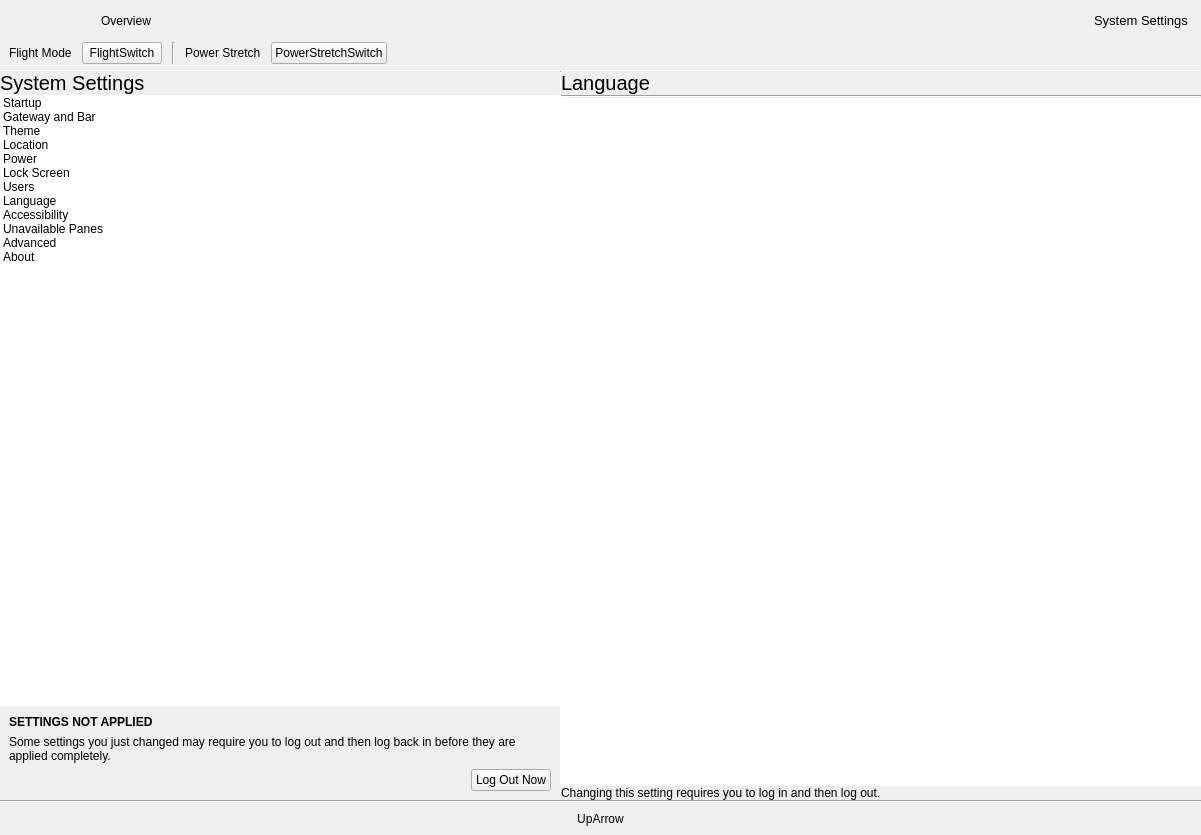
Before: the Qt Designer form shell/infopanedropdown.ui in vicr123/theshell, drawn with Qt 5.
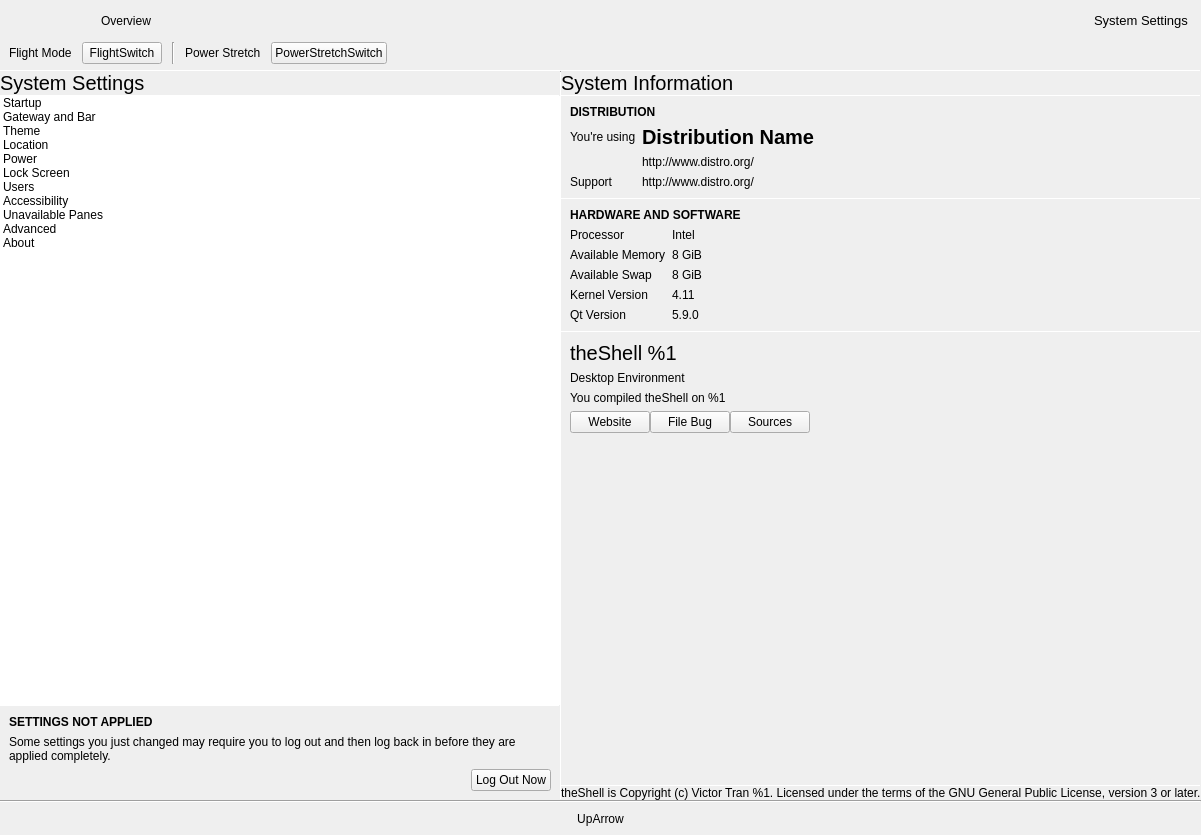
After: the same form once the commit is applied. The open tabs and pages were chosen to show the change. Icons and pictures are not drawn. Custom widgets are drawn as their Qt base class.

Commit message: New Locale pane

```diff
--- a/shell/infopanedropdown.ui
+++ b/shell/infopanedropdown.ui
@@ -467,15 +467,6 @@
                       <normaloff>.</normaloff>.</iconset>
                     </property>
                    </item>
-                   <item>
-                    <property name="text">
-                     <string>Language</string>
-                    </property>
-                    <property name="icon">
-                     <iconset theme="preferences-system-locale">
-                      <normaloff>.</normaloff>.</iconset>
-                    </property>
-                   </item>
                    <item>
                     <property name="text">
                      <string>Accessibility</string>
@@ -3210,64 +3201,6 @@
               </item>
              </layout>
             </widget>
-            <widget class="QWidget" name="page_9">
-             <layout class="QVBoxLayout" name="verticalLayout_37">
-              <property name="spacing">
-               <number>0</number>
-              </property>
-              <property name="leftMargin">
-               <number>0</number>
-              </property>
-              <property name="topMargin">
-               <number>0</number>
-              </property>
-              <property name="rightMargin">
-               <number>0</number>
-              </property>
-              <property name="bottomMargin">
-               <number>0</number>
-              </property>
-              <item>
-               <widget class="QLabel" name="displayLabel_11">
-                <property name="font">
-                 <font>
-                  <pointsize>15</pointsize>
-                 </font>
-                </property>
-                <property name="text">
-                 <string>Language</string>
-                </property>
-                <property name="margin">
-                 <number>9</number>
-                </property>
-               </widget>
-              </item>
-              <item>
-               <widget class="Line" name="line_25">
-                <property name="orientation">
-                 <enum>Qt::Horizontal</enum>
-                </property>
-               </widget>
-              </item>
-              <item>
-               <widget class="QListWidget" name="localeList">
-                <property name="frameShape">
-                 <enum>QFrame::NoFrame</enum>
-                </property>
-               </widget>
-              </item>
-              <item>
-               <widget class="QLabel" name="label_68">
-                <property name="text">
-                 <string>Changing this setting requires you to log in and then log out.</string>
-                </property>
-                <property name="margin">
-                 <number>9</number>
-                </property>
-               </widget>
-              </item>
-             </layout>
-            </widget>
             <widget class="QWidget" name="page_12">
              <layout class="QVBoxLayout" name="verticalLayout_49">
               <property name="spacing">
@@ -4127,6 +4060,11 @@
   </layout>
  </widget>
  <customwidgets>
+  <customwidget>
+   <class>tSwitch</class>
+   <extends>QPushButton</extends>
+   <header location="global">tswitch.h</header>
+  </customwidget>
   <customwidget>
    <class>tStackedWidget</class>
    <extends>QStackedWidget</extends>
@@ -4155,11 +4093,6 @@
     <signal>exit()</signal>
    </slots>
   </customwidget>
-  <customwidget>
-   <class>tSwitch</class>
-   <extends>QPushButton</extends>
-   <header location="global">tswitch.h</header>
-  </customwidget>
  </customwidgets>
  <resources>
   <include location="resources.qrc"/>
```
Left out of the diff: 5 changed lines with no effect on the pictures. The commit also changes 99 other files.
